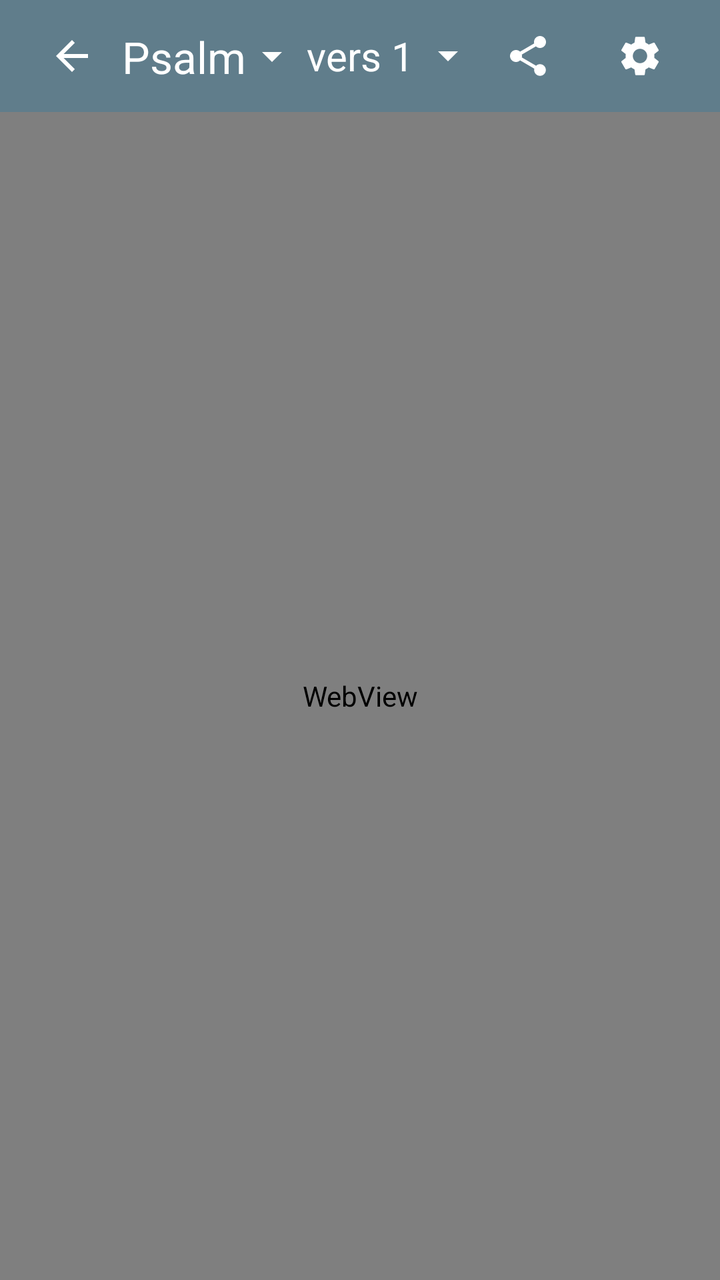
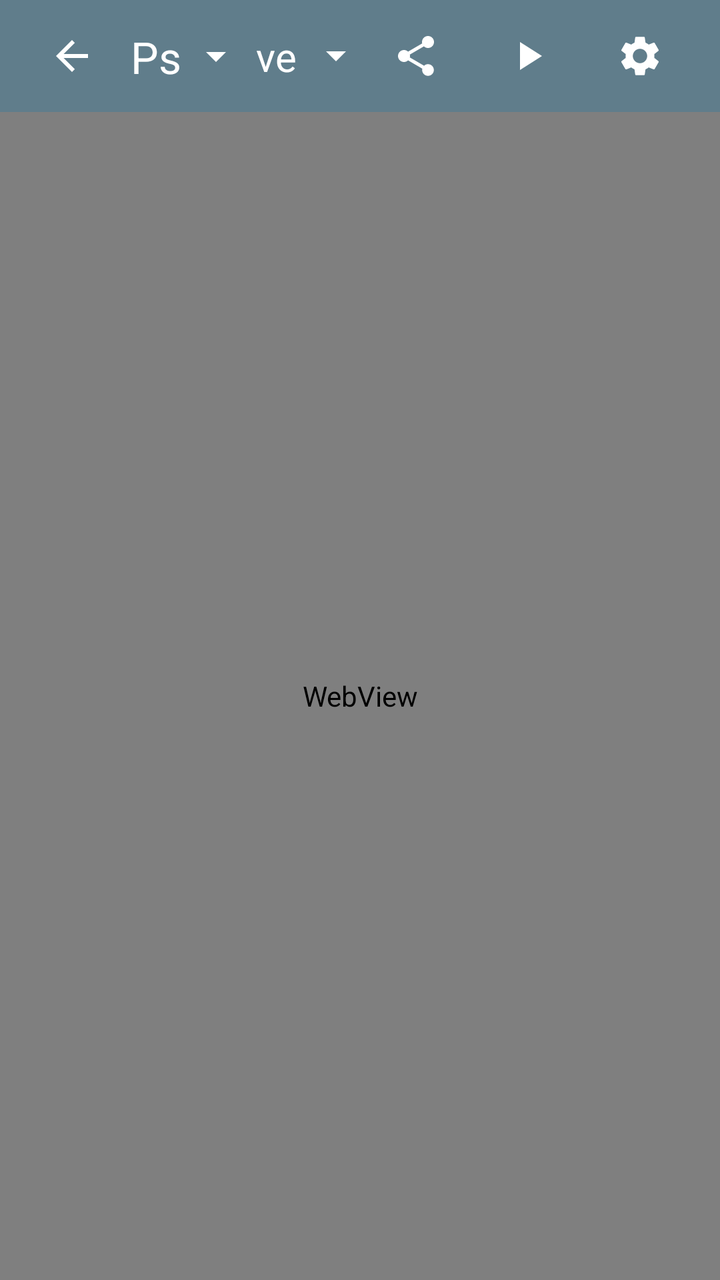

An Android layout rendered at two revisions. The XML below is the earlier revision; the diff shows what the commit changed to produce the second picture.
<!-- AndroidManifest.xml: application theme Theme.PsalmenApp -->
<!-- res/layout/activity_sheet_music.xml -->
<?xml version="1.0" encoding="utf-8"?>
<LinearLayout
    xmlns:android="http://schemas.android.com/apk/res/android"
    xmlns:tools="http://schemas.android.com/tools"
    android:id="@+id/sheetMusicRoot"
    android:layout_width="match_parent"
    android:layout_height="match_parent"
    android:background="@color/white"
    android:orientation="vertical"
    tools:context=".SheetMusicActivity">

    <View
        android:id="@+id/statusBarBackground"
        android:layout_width="match_parent"
        android:layout_height="0dp"
        android:background="@color/psalm_toolbar" />

    <LinearLayout
        android:id="@+id/topBar"
        android:layout_width="match_parent"
        android:layout_height="56dp"
        android:background="@color/psalm_toolbar"
        android:gravity="center_vertical"
        android:orientation="horizontal"
        android:paddingStart="12dp"
        android:paddingEnd="12dp">

        <ImageButton
            android:id="@+id/backToIndexButton"
            android:layout_width="48dp"
            android:layout_height="match_parent"
            android:background="?attr/selectableItemBackgroundBorderless"
            android:src="@drawable/ic_arrow_back"
            android:scaleType="centerInside"
            android:contentDescription="Terug" />

        <TextView
            android:id="@+id/psalmPickerTextView"
            android:layout_width="0dp"
            android:layout_height="wrap_content"
            android:layout_weight="1"
            android:gravity="center"
            android:maxLines="1"
            android:drawableEnd="@drawable/ic_arrow_drop_down"
            android:drawableTint="@color/white"
            android:drawablePadding="0dp"
            android:text="Psalm 116"
            android:textColor="@color/white"
            android:textSize="22sp" />

        <TextView
            android:id="@+id/verseTitleTextView"
            android:layout_width="0dp"
            android:layout_height="wrap_content"
            android:layout_weight="1"
            android:gravity="center"
            android:maxLines="1"
            android:drawableEnd="@drawable/ic_arrow_drop_down"
            android:drawableTint="@color/white"
            android:drawablePadding="0dp"
            android:text="vers 1"
            android:textColor="@color/white"
            android:textSize="20sp" />

        <ImageButton
            android:id="@+id/sharePdfButton"
            android:layout_width="56dp"
            android:layout_height="match_parent"
            android:background="?attr/selectableItemBackgroundBorderless"
            android:src="@drawable/ic_share"
            android:scaleType="centerInside"
            android:contentDescription="Delen als PDF" />

        <ImageButton
            android:id="@+id/optionsButton"
            android:layout_width="56dp"
            android:layout_height="match_parent"
            android:background="?attr/selectableItemBackgroundBorderless"
            android:src="@drawable/ic_settings"
            android:scaleType="centerInside"
            android:contentDescription="Instellingen" />
    </LinearLayout>

    <FrameLayout
        android:layout_width="match_parent"
        android:layout_height="0dp"
        android:layout_weight="1">

        <WebView
            android:id="@+id/webView"
            android:layout_width="match_parent"
            android:layout_height="match_parent" />

        <LinearLayout
            android:id="@+id/lyricsContainer"
            android:layout_width="match_parent"
            android:layout_height="match_parent"
            android:background="@color/app_bg"
            android:orientation="vertical"
            android:visibility="gone">

            <LinearLayout
                android:id="@+id/controlsPanel"
                android:layout_width="match_parent"
                android:layout_height="48dp"
                android:background="@color/panel_bg"
                android:gravity="center_vertical"
                android:orientation="horizontal"
                android:paddingStart="10dp"
                android:paddingEnd="10dp">

                <TextView
                    android:layout_width="0dp"
                    android:layout_height="wrap_content"
                    android:layout_weight="1"
                    android:text="Tekst"
                    android:textColor="@color/app_text_primary"
                    android:textSize="15sp"
                    android:textStyle="bold" />

                <Button
                    android:id="@+id/textDownButton"
                    android:layout_width="52dp"
                    android:layout_height="42dp"
                    android:background="@drawable/bg_ctrl_button"
                    android:text="−"
                    android:textColor="@color/app_text_primary"
                    android:textSize="20sp" />

                <TextView
                    android:id="@+id/textScaleTextView"
                    android:layout_width="56dp"
                    android:layout_height="wrap_content"
                    android:gravity="center"
                    android:text="100%"
                    android:textColor="@color/app_text_primary"
                    android:textSize="15sp"
                    android:textStyle="bold" />

                <Button
                    android:id="@+id/textUpButton"
                    android:layout_width="52dp"
                    android:layout_height="42dp"
                    android:layout_marginStart="10dp"
                    android:background="@drawable/bg_ctrl_button"
                    android:text="+"
                    android:textColor="@color/app_text_primary"
                    android:textSize="20sp" />
            </LinearLayout>

            <ScrollView
                android:id="@+id/lyricsScrollView"
                android:layout_width="match_parent"
                android:layout_height="0dp"
                android:layout_weight="1"
                android:fillViewport="true">

                <LinearLayout
                    android:layout_width="match_parent"
                    android:layout_height="wrap_content"
                    android:orientation="vertical">

                    <TextView
                        android:id="@+id/lyricsTextView"
                        android:layout_width="match_parent"
                        android:layout_height="wrap_content"
                        android:paddingStart="18dp"
                        android:paddingTop="18dp"
                        android:paddingEnd="18dp"
                        android:paddingBottom="18dp"
                        android:textColor="@color/app_text_primary"
                        android:textSize="15sp" />

                    <LinearLayout
                        android:id="@+id/navigationPanel"
                        android:layout_width="match_parent"
                        android:layout_height="wrap_content"
                        android:background="@color/panel_bg"
                        android:gravity="center_vertical"
                        android:orientation="horizontal"
                        android:paddingStart="10dp"
                        android:paddingTop="8dp"
                        android:paddingEnd="10dp"
                        android:paddingBottom="6dp">

                        <Button
                            android:id="@+id/prevVerseButton"
                            android:layout_width="0dp"
                            android:layout_height="44dp"
                            android:layout_marginEnd="6dp"
                            android:layout_weight="1"
                            android:background="@drawable/bg_ctrl_button"
                            android:text="Vorige"
                            android:textAllCaps="false"
                            android:textColor="@color/app_text_primary"
                            android:textSize="15sp"
                            android:textStyle="bold" />

                        <Button
                            android:id="@+id/nextVerseButton"
                            android:layout_width="0dp"
                            android:layout_height="44dp"
                            android:layout_marginStart="6dp"
                            android:layout_weight="1"
                            android:background="@drawable/bg_ctrl_button"
                            android:text="Volgende"
                            android:textAllCaps="false"
                            android:textColor="@color/app_text_primary"
                            android:textSize="15sp"
                            android:textStyle="bold" />
                    </LinearLayout>

                    <LinearLayout
                        android:id="@+id/verseMatrixScrollView"
                        android:layout_width="match_parent"
                        android:layout_height="wrap_content"
                        android:background="@color/panel_bg"
                        android:gravity="center_horizontal"
                        android:orientation="horizontal"
                        android:paddingBottom="6dp">

                        <GridLayout
                            android:id="@+id/verseMatrixGrid"
                            android:layout_width="wrap_content"
                            android:layout_height="wrap_content"
                            android:alignmentMode="alignMargins"
                            android:columnCount="8"
                            android:gravity="center_vertical"
                            android:paddingStart="8dp"
                            android:paddingEnd="8dp" />
                    </LinearLayout>
                </LinearLayout>
            </ScrollView>

        </LinearLayout>
    </FrameLayout>

    <View
        android:id="@+id/navigationBarBackground"
        android:layout_width="match_parent"
        android:layout_height="0dp"
        android:background="@color/app_bg" />

</LinearLayout>
<!-- resources referenced by this layout -->
<resources>
  <color name="app_bg">#FFFFFF</color>
  <color name="app_text_primary">#222222</color>
  <color name="panel_bg">#F7F7F7</color>
  <color name="psalm_toolbar">#607D8B</color>
  <color name="white">#FFFFFFFF</color>
  <!-- drawable bg_ctrl_button (drawable) -->
  <?xml version="1.0" encoding="utf-8"?>
  <selector xmlns:android="http://schemas.android.com/apk/res/android">
      <item android:state_enabled="false">
          <shape android:shape="rectangle">
              <solid android:color="#F0F0F0" />
              <stroke android:width="1dp" android:color="#D2D6CF" />
              <corners android:radius="4dp" />
          </shape>
      </item>
      <item>
          <shape android:shape="rectangle">
              <solid android:color="#FFFFFF" />
              <stroke android:width="1dp" android:color="#D5D9D2" />
              <corners android:radius="4dp" />
          </shape>
      </item>
  </selector>
  <!-- drawable ic_arrow_back (drawable) -->
  <vector xmlns:android="http://schemas.android.com/apk/res/android"
      android:width="24dp"
      android:height="24dp"
      android:viewportWidth="24"
      android:viewportHeight="24"
      android:tint="#FFFFFF">
      <path
          android:fillColor="#FFFFFF"
          android:pathData="M20,11H7.83l5.59,-5.59L12,4l-8,8 8,8 1.41,-1.41L7.83,13H20v-2z" />
  </vector>
  <!-- drawable ic_arrow_drop_down (drawable) -->
  <vector xmlns:android="http://schemas.android.com/apk/res/android"
      android:width="24dp"
      android:height="24dp"
      android:viewportWidth="24"
      android:viewportHeight="24"
      android:tint="#FFFFFF">
      <path
          android:fillColor="#FFFFFF"
          android:pathData="M7,10l5,5 5,-5z" />
  </vector>
  <!-- drawable ic_share (drawable) -->
  <?xml version="1.0" encoding="utf-8"?>
  <vector xmlns:android="http://schemas.android.com/apk/res/android"
      android:width="24dp"
      android:height="24dp"
      android:viewportWidth="24"
      android:viewportHeight="24">
      <path
          android:fillColor="@color/white"
          android:pathData="M18,16.08C17.24,16.08 16.56,16.38 16.04,16.86L8.91,12.71C8.96,12.48 9,12.25 9,12C9,11.75 8.96,11.52 8.91,11.29L15.96,7.18C16.5,7.68 17.21,8 18,8C19.66,8 21,6.66 21,5C21,3.34 19.66,2 18,2C16.34,2 15,3.34 15,5C15,5.25 15.04,5.48 15.09,5.71L8.04,9.82C7.5,9.32 6.79,9 6,9C4.34,9 3,10.34 3,12C3,13.66 4.34,15 6,15C6.79,15 7.5,14.68 8.04,14.18L15.16,18.34C15.11,18.55 15.08,18.77 15.08,19C15.08,20.61 16.39,21.92 18,21.92C19.61,21.92 20.92,20.61 20.92,19C20.92,17.39 19.61,16.08 18,16.08Z" />
  </vector>
  <style name="Theme.PsalmenApp" parent="Theme.AppCompat.DayNight.NoActionBar">
          <item name="colorPrimary">@color/purple_500</item>
      </style>
  <color name="purple_500">#FF6200EE</color>
  <!-- unchanged entries left out for length: 1 -->
</resources>

<!-- the commit's change to res/layout/activity_sheet_music.xml (unified diff, before → after) -->
@@ -72,6 +72,15 @@
             android:contentDescription="Delen als PDF" />
 
         <ImageButton
+            android:id="@+id/playMelodyButton"
+            android:layout_width="56dp"
+            android:layout_height="match_parent"
+            android:background="?attr/selectableItemBackgroundBorderless"
+            android:src="@drawable/ic_play"
+            android:scaleType="centerInside"
+            android:contentDescription="Melodie afspelen" />
+
+        <ImageButton
             android:id="@+id/optionsButton"
             android:layout_width="56dp"
             android:layout_height="match_parent"
<!-- resource entries referenced after the edit -->
@@ -45,6 +45,17 @@
           android:fillColor="#FFFFFF"
           android:pathData="M7,10l5,5 5,-5z" />
   </vector>
+  <!-- drawable ic_play (drawable) -->
+  <vector xmlns:android="http://schemas.android.com/apk/res/android"
+      android:width="24dp"
+      android:height="24dp"
+      android:viewportWidth="24"
+      android:viewportHeight="24"
+      android:tint="@color/white">
+      <path
+          android:fillColor="@android:color/white"
+          android:pathData="M8,5v14l11,-7z" />
+  </vector>
   <!-- drawable ic_share (drawable) -->
   <?xml version="1.0" encoding="utf-8"?>
   <vector xmlns:android="http://schemas.android.com/apk/res/android"
